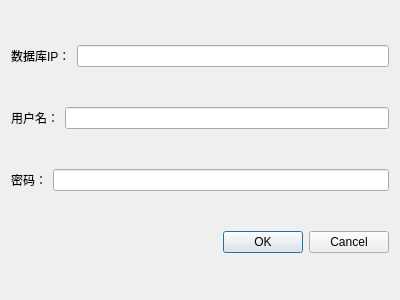
Above: sourcedbdialog.ui from KalumCode/CodePlus before the change. Below: the same form after it.
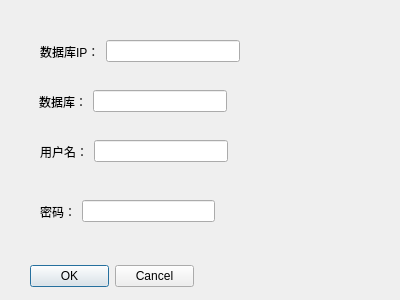
That is the form after the change.

Commit message: [IMP]修改连接数据库

The edit to the form file:
```diff
--- a/sourcedbdialog.ui
+++ b/sourcedbdialog.ui
@@ -13,9 +13,29 @@
   <property name="windowTitle">
    <string>配置数据源</string>
   </property>
-  <layout class="QVBoxLayout" name="verticalLayout">
-   <item>
-    <layout class="QHBoxLayout" name="horizontalLayout_3">
+  <widget class="QDialogButtonBox" name="btBox">
+   <property name="geometry">
+    <rect>
+     <x>30</x>
+     <y>260</y>
+     <width>164</width>
+     <height>32</height>
+    </rect>
+   </property>
+   <property name="standardButtons">
+    <set>QDialogButtonBox::Cancel|QDialogButtonBox::Ok</set>
+   </property>
+  </widget>
+  <widget class="QWidget" name="">
+   <property name="geometry">
+    <rect>
+     <x>40</x>
+     <y>40</y>
+     <width>200</width>
+     <height>23</height>
+    </rect>
+   </property>
+   <layout class="QHBoxLayout" name="horizontalLayout">
      <item>
       <widget class="QLabel" name="label">
        <property name="text">
@@ -24,11 +44,19 @@
       </widget>
      </item>
      <item>
-      <widget class="QLineEdit" name="lineEdit"/>
-     </item>
-    </layout>
-   </item>
-   <item>
+     <widget class="QLineEdit" name="editHost"/>
+    </item>
+   </layout>
+  </widget>
+  <widget class="QWidget" name="">
+   <property name="geometry">
+    <rect>
+     <x>40</x>
+     <y>140</y>
+     <width>188</width>
+     <height>23</height>
+    </rect>
+   </property>
     <layout class="QHBoxLayout" name="horizontalLayout_2">
      <item>
       <widget class="QLabel" name="label_2">
@@ -38,12 +66,20 @@
       </widget>
      </item>
      <item>
-      <widget class="QLineEdit" name="lineEdit_2"/>
-     </item>
-    </layout>
-   </item>
-   <item>
-    <layout class="QHBoxLayout" name="horizontalLayout">
+     <widget class="QLineEdit" name="editUserName"/>
+    </item>
+   </layout>
+  </widget>
+  <widget class="QWidget" name="">
+   <property name="geometry">
+    <rect>
+     <x>40</x>
+     <y>200</y>
+     <width>175</width>
+     <height>23</height>
+    </rect>
+   </property>
+   <layout class="QHBoxLayout" name="horizontalLayout_3">
      <item>
       <widget class="QLabel" name="label_3">
        <property name="text">
@@ -52,25 +88,36 @@
       </widget>
      </item>
      <item>
-      <widget class="QLineEdit" name="lineEdit_3">
+     <widget class="QLineEdit" name="editPassword">
        <property name="echoMode">
         <enum>QLineEdit::Password</enum>
        </property>
       </widget>
      </item>
     </layout>
+  </widget>
+  <widget class="QWidget" name="">
+   <property name="geometry">
+    <rect>
+     <x>39</x>
+     <y>90</y>
+     <width>188</width>
+     <height>23</height>
+    </rect>
+   </property>
+   <layout class="QHBoxLayout" name="horizontalLayout_4">
+    <item>
+     <widget class="QLabel" name="label_4">
+      <property name="text">
+       <string>数据库：</string>
+      </property>
+     </widget>
    </item>
    <item>
-    <widget class="QDialogButtonBox" name="buttonBox">
-     <property name="orientation">
-      <enum>Qt::Horizontal</enum>
-     </property>
-     <property name="standardButtons">
-      <set>QDialogButtonBox::Cancel|QDialogButtonBox::Ok</set>
-     </property>
-    </widget>
-   </item>
-  </layout>
+     <widget class="QLineEdit" name="editDB"/>
+    </item>
+   </layout>
+  </widget>
  </widget>
  <resources/>
  <connections>
```
Left out of the diff: 35 changed lines with no effect on the pictures. Lines whose indentation alone changed are shown as unchanged. The commit also changes 4 other files.
